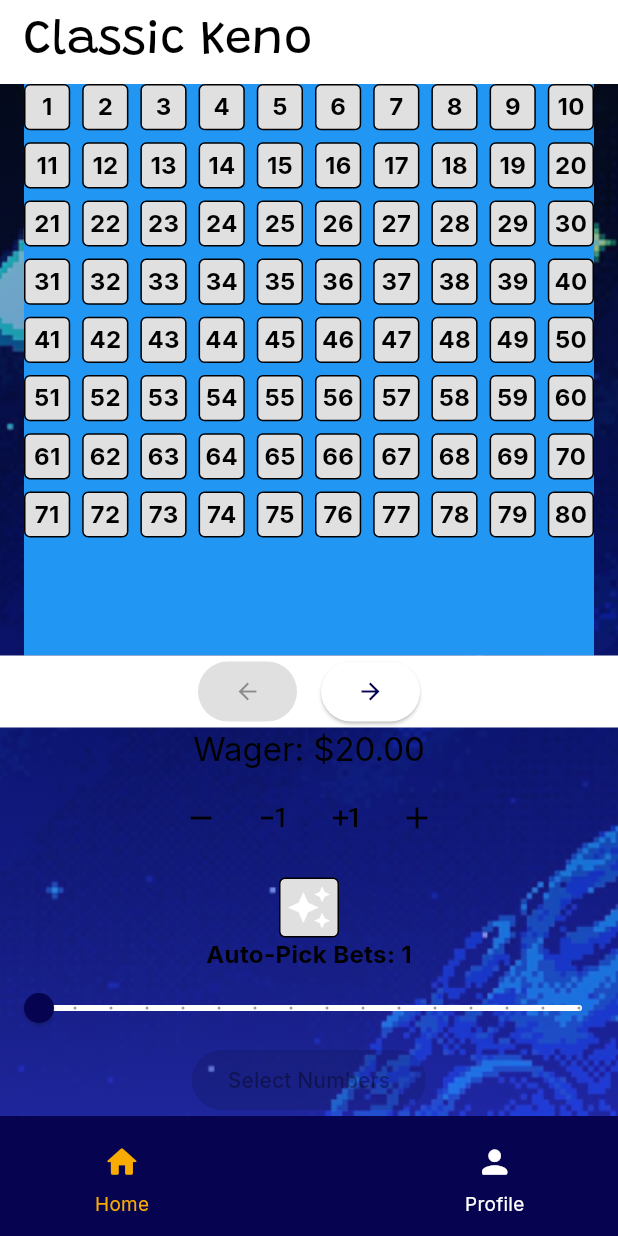
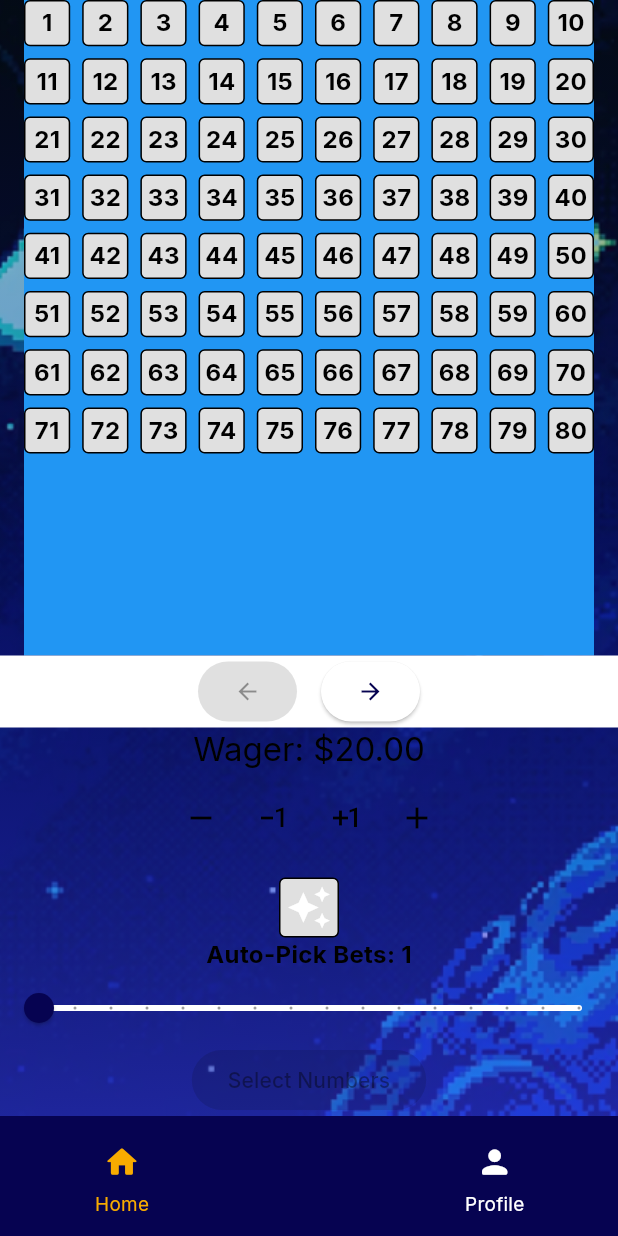
Before and after one commit to angelamar1e/keno_plus, a Flutter app: the GameplayPage screen opened by its route, on a phone screen of 412 x 824 dp. Run offline on Flutter 3.47's test engine with Material 3 defaults, Android fonts, the phone set to English and light mode, and no system bars; our stand-ins replace dartz, flutter_bloc, flutter_dotenv, get_it, go_router, shared_preferences and 1 more; accounts and stored records are empty.

Commit message:
Gameplay widget progress checkpoint

```diff
--- a/lib/features/gameplay/presentation/pages/gameplay_page.dart
+++ b/lib/features/gameplay/presentation/pages/gameplay_page.dart
@@ -1,8 +1,6 @@
 // build using game config bloc
 // resultsReady listener from card bloc, trigger results bloc (singleton) and handle output modal (build using results bloc)
 
-import 'package:flutter/material.dart';
-import 'package:flutter_bloc/flutter_bloc.dart';
 import 'package:keno_plus/core/values/app_imports.dart';
 import 'package:keno_plus/features/gameplay/presentation/card_bloc/card_bloc.dart';
 import 'package:keno_plus/features/gameplay/presentation/game_config_bloc/game_config_bloc.dart';
@@ -45,9 +43,7 @@ class _GameplayPageState extends State<GameplayPage> {
           curve: Curves.easeInOut,
         );
       },
-      child: KenoMainLayout(
-        background: KenoGameBackground(),
-        content: BlocBuilder<GameConfigBloc, GameConfigState>(
+      child: BlocBuilder<GameConfigBloc, GameConfigState>(
         builder: (context, state) {
           // Ensure the currentCardBloc is retrieved from the map
           if (!cardBlocInstances.containsKey(state.currentCard)) {
@@ -62,11 +58,9 @@ class _GameplayPageState extends State<GameplayPage> {
               gameMode
                   .numbersCount; // largest number in a card, count of numbers in a card
 
-            return Scaffold(
-              appBar: AppBar(
-                title: KenoText(text: 'Classic Keno', fontSize: 32.0, fontFamily: AppFonts.grandstander,),
-              ),
-              body: SafeArea(
+          return KenoMainLayout(
+            background: KenoGameBackground(),
+            content: SafeArea(
               child: Column(
                 children: [
                   Expanded(
@@ -112,9 +106,7 @@ class _GameplayPageState extends State<GameplayPage> {
                                   ? () {
                                     // Navigate to the previous card
                                     context.read<GameConfigBloc>().add(
-                                        UpdateCurrentCard(
-                                          state.currentCard - 1,
-                                        ),
+                                      UpdateCurrentCard(state.currentCard - 1),
                                     );
                                   }
                                   : null,
@@ -127,9 +119,7 @@ class _GameplayPageState extends State<GameplayPage> {
                                   ? () {
                                     // Navigate to the next card
                                     context.read<GameConfigBloc>().add(
-                                        UpdateCurrentCard(
-                                          state.currentCard + 1,
-                                        ),
+                                      UpdateCurrentCard(state.currentCard + 1),
                                     );
                                   }
                                   : null,
@@ -166,7 +156,6 @@ class _GameplayPageState extends State<GameplayPage> {
           );
         },
       ),
-      ),
     );
   }
 }
```
Also changed, not shown: pubspec.lock. Lines whose indentation alone changed are shown as unchanged.
